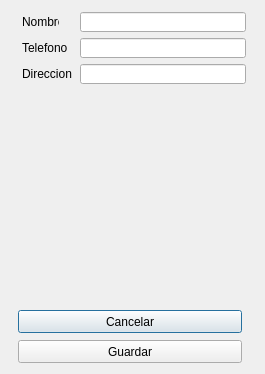
This is ui_designer/sucursal_dialog.ui in Fairbrook/proyecto-SBD as Qt 5 draws it before an edit. The edited form follows.
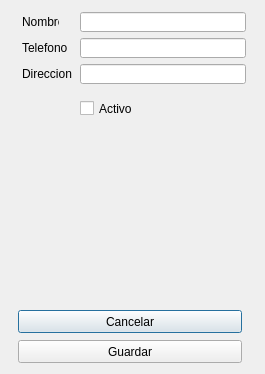
This is the edited form.

Commit message: Interfaces actualizadas

Patch:
```diff
--- a/ui_designer/sucursal_dialog.ui
+++ b/ui_designer/sucursal_dialog.ui
@@ -108,6 +108,19 @@
     <string>Direccion</string>
    </property>
   </widget>
+  <widget class="QCheckBox" name="checkBox">
+   <property name="geometry">
+    <rect>
+     <x>80</x>
+     <y>100</y>
+     <width>70</width>
+     <height>17</height>
+    </rect>
+   </property>
+   <property name="text">
+    <string>Activo</string>
+   </property>
+  </widget>
  </widget>
  <resources/>
  <connections/>
```
The commit also changes 4 other files.
